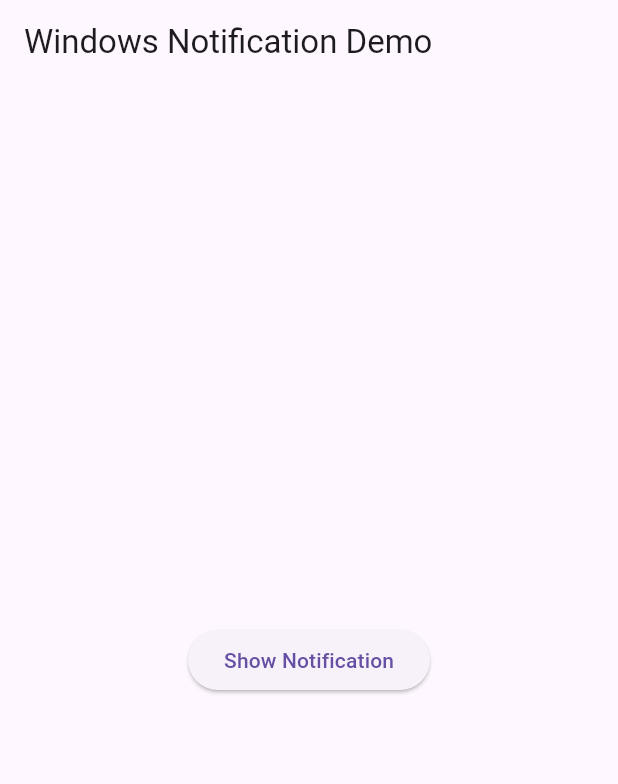
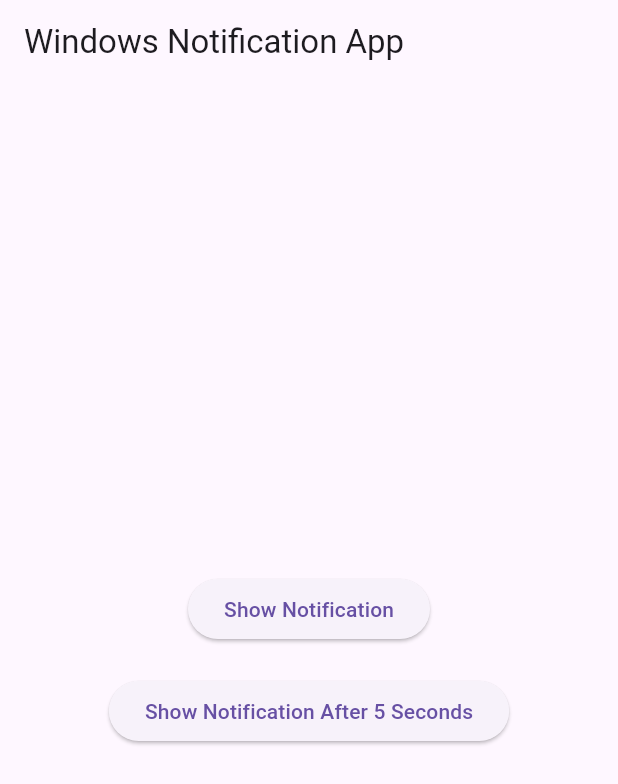
Before and after one commit to ChaudharyAnand10/Notification_system, a Flutter app: the screen it shows after launch, after a tap on "Show Notification", on a phone screen of 412 x 824 dp. Shown: the top 784 px of the screen. Run offline on Flutter 3.47's test engine with Material 3 defaults, Android fonts, the phone set to English and light mode, and no system bars; our stand-ins replace firebase_core, flutter_local_notifications, timezone; accounts and stored records are empty.

Commit message:
there is two button one which show instant notification and one which show notification after schedule time

```diff
--- a/lib/main.dart
+++ b/lib/main.dart
@@ -1,82 +1,96 @@
-import 'package:firebase_core/firebase_core.dart';
 import 'package:flutter/material.dart';
 import 'package:flutter_local_notifications/flutter_local_notifications.dart';
-import 'package:new_app_window/firebase_options.dart';
+import 'package:timezone/data/latest.dart' as tz;
+import 'package:timezone/timezone.dart' as tz;
 
-final FlutterLocalNotificationsPlugin flutterLocalNotificationsPlugin =
+// Global notification object
+final FlutterLocalNotificationsPlugin localNotifications =
     FlutterLocalNotificationsPlugin();
-
-Future<void> initNotifications() async {
-  // Windows ke liye initialization settings
-  const windowsInit = WindowsInitializationSettings(
-  appName: 'Windows Notification Demo',
-  appUserModelId: 'com.example.new_app_window',
-  guid: '12345678-1234-1234-1234-123456789abc',
-);
-
-  // Overall initialization (sirf Windows)
-  const initSettings = InitializationSettings(
-    windows: windowsInit,
-  );
-
-  // Plugin initialize karo
-  await flutterLocalNotificationsPlugin.initialize(
-    initSettings,
-    onDidReceiveNotificationResponse: (response) {
-      debugPrint('Notification clicked: ${response.payload}');
-    },
-  );
-}
-
-Future<void> showNotification() async {
-  // Notification ka design aur style
-  const notificationDetails = NotificationDetails(
-    windows: WindowsNotificationDetails(),
-  );
-
-  // Notification show karo
-  await flutterLocalNotificationsPlugin.show(
-    0, // unique id
-    'Hello from Flutter 🚀', // title
-    'This is a Windows-style notification', // message body
-    notificationDetails,
-    payload: 'sample_payload', // optional data
-  );
-}
 
 void main() async {
   WidgetsFlutterBinding.ensureInitialized();
-  await Firebase.initializeApp(
-    options: DefaultFirebaseOptions.currentPlatform
+
+  // Timezone initialize
+  tz.initializeTimeZones();
+
+  // Windows initialization settings
+  const initSettings = InitializationSettings(
+    windows: WindowsInitializationSettings(
+       appName: 'Windows Notification Demo',
+    appUserModelId: 'com.example.new_app_window',
+    guid: '12345678-1234-1234-1234-123456789abc',
+
+    ),
   );
-  await initNotifications(); // app start me notification system initialize
-  runApp(const MyApp());
+
+  // Initialize notifications
+  await localNotifications.initialize(initSettings);
+
+  runApp(MyApp());
 }
 
 class MyApp extends StatelessWidget {
-  const MyApp({super.key});
-
   @override
   Widget build(BuildContext context) {
     return MaterialApp(
-      title: 'Windows Notification Demo',
-      theme: ThemeData(primarySwatch: Colors.blue),
-      home: const NotificationPage(),
+      home: HomePage(),
+      debugShowCheckedModeBanner: false,
     );
   }
 }
 
-class NotificationPage extends StatelessWidget {
-  const NotificationPage({super.key});
+class HomePage extends StatelessWidget {
+  // Simple notification
+  Future<void> showSimpleNotification() async {
+    const notifDetails = NotificationDetails(
+      windows: WindowsNotificationDetails(),
+    );
+
+    await localNotifications.show(
+      1,
+      "New Message",
+      "This is a Windows notification!",
+      notifDetails,
+    );
+  }
+
+  // Scheduled notification
+  Future<void> showScheduledNotification() async {
+    const notifDetails = NotificationDetails(
+      windows: WindowsNotificationDetails(),
+    );
+
+    await localNotifications.zonedSchedule(
+  2,
+  "Scheduled Alert",
+  "This notification came after 5 seconds",
+  tz.TZDateTime.now(tz.local).add(Duration(seconds: 5)),
+  notifDetails,
+
+  // REQUIRED parameter (new in v17+)
+  androidScheduleMode: AndroidScheduleMode.exactAllowWhileIdle,
+
+);
+  }
 
   @override
   Widget build(BuildContext context) {
     return Scaffold(
-      appBar: AppBar(title: const Text('Windows Notification Demo')),
+      appBar: AppBar(title: Text("Windows Notification App")),
       body: Center(
-        child: ElevatedButton(
-          onPressed: showNotification, // button click par notification show
-          child: const Text('Show Notification'),
+        child: Column(
+          mainAxisAlignment: MainAxisAlignment.center,
+          children: [
+            ElevatedButton(
+              onPressed: showSimpleNotification,
+              child: Text("Show Notification"),
+            ),
+            SizedBox(height: 20),
+            ElevatedButton(
+              onPressed: showScheduledNotification,
+              child: Text("Show Notification After 5 Seconds"),
+            ),
+          ],
         ),
       ),
     );
--- a/pubspec.yaml
+++ b/pubspec.yaml
@@ -37,6 +37,8 @@ dependencies:
   flutter_local_notifications: ^19.5.0
   firebase_core: ^4.2.1
   cloud_firestore: ^6.1.0
+  firebase_messaging: ^16.0.4
+  timezone: ^0.10.1
 
 dev_dependencies:
   flutter_test:
```
Also changed, not shown: pubspec.lock, 1 other file.
